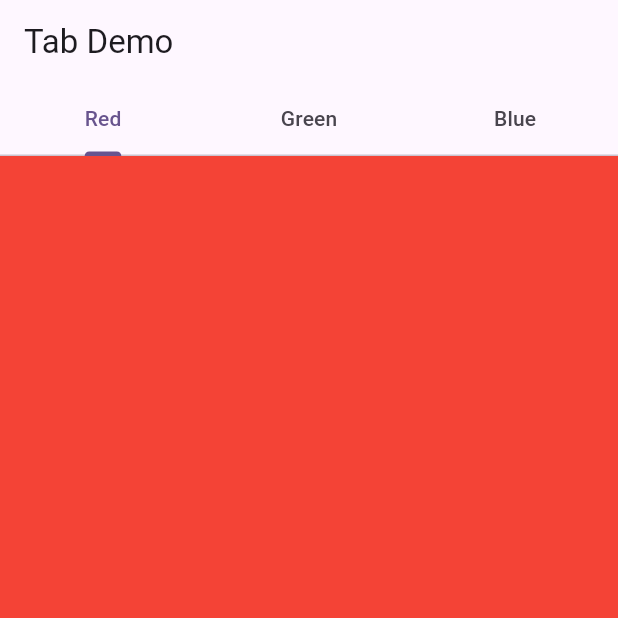
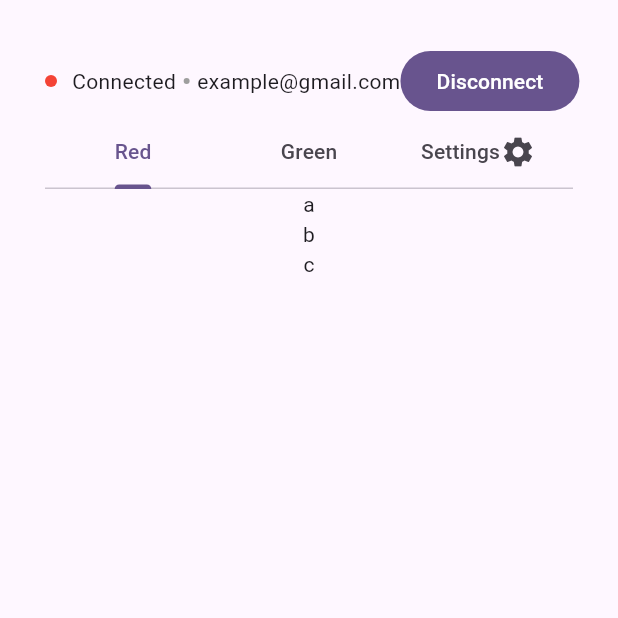
Before and after one commit to illuminat3/FlutterTest, a Flutter app: the screen it shows after launch, on a phone screen of 412 x 824 dp, the top half of it. Run offline on Flutter 3.47's test engine with Material 3 defaults, Android fonts, the phone set to English and light mode, and no system bars.

Commit message:
Update main.dart

```diff
--- a/testapp/lib/main.dart
+++ b/testapp/lib/main.dart
@@ -24,8 +24,28 @@ class MyApp extends StatelessWidget {
   }
 }
 
-class MyHomePage extends StatelessWidget {
+class MyHomePage extends StatefulWidget {
   const MyHomePage({super.key});
+
+  @override
+  State<MyHomePage> createState() => _MyHomePageState();
+}
+
+class _MyHomePageState extends State<MyHomePage>
+    with SingleTickerProviderStateMixin {
+  late TabController _tabController;
+
+  @override
+  void initState() {
+    _tabController = TabController(length: 3, vsync: this);
+    super.initState();
+  }
+
+  @override
+  void dispose() {
+    _tabController.dispose();
+    super.dispose();
+  }
 
   @override
   Widget build(BuildContext context) {
@@ -36,26 +56,64 @@ class MyHomePage extends StatelessWidget {
       window.onMetricsChanged!();
     });
 
-    return DefaultTabController(
-      length: 3,
-      child: Scaffold(
-        appBar: AppBar(
-          title: const Text('Tab Demo'),
-          bottom: const TabBar(
-            tabs: [
-              Tab(text: 'Red'),
-              Tab(text: 'Green'),
-              Tab(text: 'Blue'),
-            ],
-          ),
-        ),
-        body: const TabBarView(
-          physics: NeverScrollableScrollPhysics(), // Disable swiping
+    return Scaffold(
+      body: Padding(
+        padding: const EdgeInsets.all(30),
+        child: Column(
+          crossAxisAlignment: CrossAxisAlignment.center,
           children: [
-            // Pages with different background colors
-            RedPage(),
-            GreenPage(),
-            BluePage(),
+            Row(
+              children: [
+                Container(
+                  height: 8,
+                  width: 8,
+                  decoration: const BoxDecoration(
+                    shape: BoxShape.circle,
+                    color: Colors.red,
+                  ),
+                ),
+                const SizedBox(width: 10),
+                const Text("Connected"),
+                const SizedBox(width: 5),
+                Container(
+                  height: 4,
+                  width: 4,
+                  decoration: const BoxDecoration(
+                    shape: BoxShape.circle,
+                    color: Colors.grey,
+                  ),
+                ),
+                const SizedBox(width: 5),
+                const Text("example@gmail.com"),
+                const Expanded(child: SizedBox()),
+                FilledButton(
+                    onPressed: () => {}, child: const Text("Disconnect"))
+              ],
+            ),
+            TabBar(
+              controller: _tabController,
+              tabs: const [
+                Tab(text: 'Red'),
+                Tab(text: 'Green'),
+                Tab(
+                    child: Row(
+                  children: [Text("Settings"), Icon(Icons.settings)],
+                )),
+              ],
+            ),
+            Expanded(
+              child: TabBarView(
+                controller: _tabController,
+                physics:
+                    const NeverScrollableScrollPhysics(), // Disable swiping
+                children: [
+                  // Pages with different background colors
+                  RedPage(),
+                  const GreenPage(),
+                  const BluePage(),
+                ],
+              ),
+            ),
           ],
         ),
       ),
@@ -63,12 +121,25 @@ class MyHomePage extends StatelessWidget {
   }
 }
 
-class RedPage extends StatelessWidget {
-  const RedPage({Key? key}) : super(key: key);
+class RedPage extends StatefulWidget {
+  const RedPage({super.key});
+
+  @override
+  State<RedPage> createState() => _RedPageState();
+}
+
+class _RedPageState extends State<RedPage> {
+  List<String> names = ["a", "b", "c"];
 
   @override
   Widget build(BuildContext context) {
-    return const ColoredBox(color: Colors.red);
+    return const Column(
+      children: [
+        Text("a"),
+        Text("b"),
+        Text("c"),
+      ],
+    );
   }
 }
 
```
